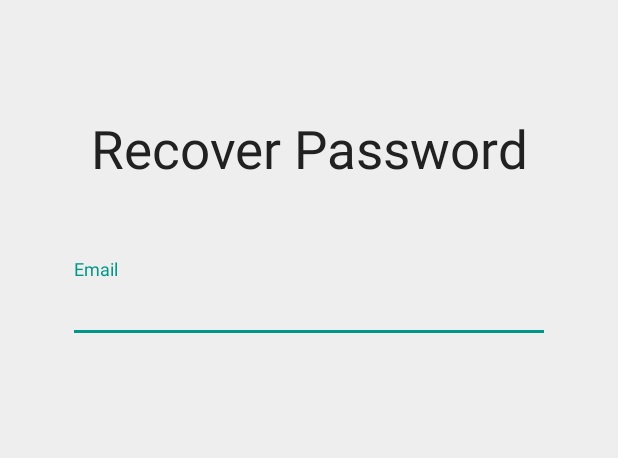
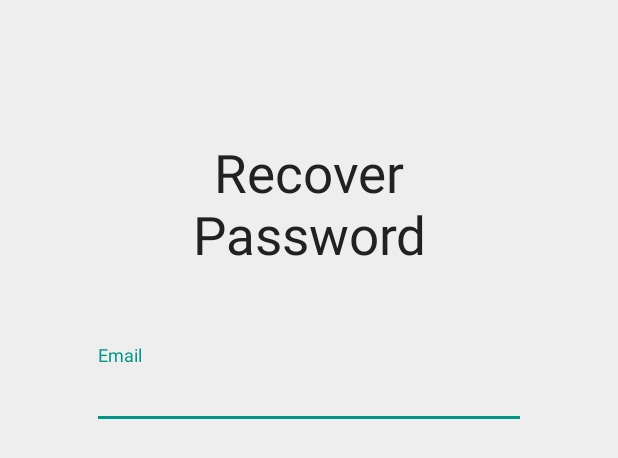
Before and after one commit to dani2819/EaTogether, an Android app: the layout activity_forgot_password.xml on its own in the app's theme, with its tools: preview values and no code run, on a phone screen of 412 x 824 dp. Shown: the top 458 px of the screen. Run offline under Robolectric (Android 15) with nearby library versions, the phone set to English and light mode, and no system bars.

Commit message:
Activity changes

```diff
--- a/Eatogether/app/src/main/AndroidManifest.xml
+++ b/Eatogether/app/src/main/AndroidManifest.xml
@@ -39,6 +39,10 @@
             <!--</intent-filter>-->
         </activity>
 
+        <activity android:name=".ForgotPasswordActivity"
+            android:label="ForgotPasswordActivity">
+        </activity>
+
         <meta-data
             android:name="com.google.android.geo.API_KEY"
             android:value="AIzaSyBHbc1_OHSXwvL7mWtuMYuulvyiWHJfDNw"/>
--- a/Eatogether/app/src/main/res/layout/activity_forgot_password.xml
+++ b/Eatogether/app/src/main/res/layout/activity_forgot_password.xml
@@ -9,9 +9,6 @@
     android:paddingLeft="@dimen/activity_horizontal_margin"
     android:paddingRight="@dimen/activity_horizontal_margin"
     android:paddingTop="@dimen/activity_vertical_margin"
-    android:layout_marginTop="30dp"
-    android:padding="45dp"
-    android:id="@+id/ForgotPassLayout"
     tools:context="com.applicoders.msp_2017_project.eatogether.ForgotPasswordActivity">
 
 
@@ -24,6 +21,14 @@
         android:visibility="gone"
         android:layout_marginTop="100dp"/>
 
+
+    <LinearLayout
+        android:layout_width="match_parent"
+        android:layout_height="match_parent"
+        android:layout_marginTop="30dp"
+        android:padding="45dp"
+        android:orientation="vertical"
+        android:id="@+id/forgot_pass_form">
     <TextView
         android:layout_width="match_parent"
         android:layout_height="wrap_content"
@@ -46,6 +51,7 @@
             android:singleLine="true" />
 
     </android.support.design.widget.TextInputLayout>
+        </LinearLayout>
 
 
 </LinearLayout>
```
Also changed, not shown: Eatogether/app/src/main/java/com/applicoders/msp_2017_project/eatogether/ForgotPasswordActivity.java (+6 -2 lines), Eatogether/app/src/main/java/com/applicoders/msp_2017_project/eatogether/LoginActivity.java (+28 -3 lines), Eatogether/app/src/main/res/layout/activity_login.xml (+11 -8 lines).
